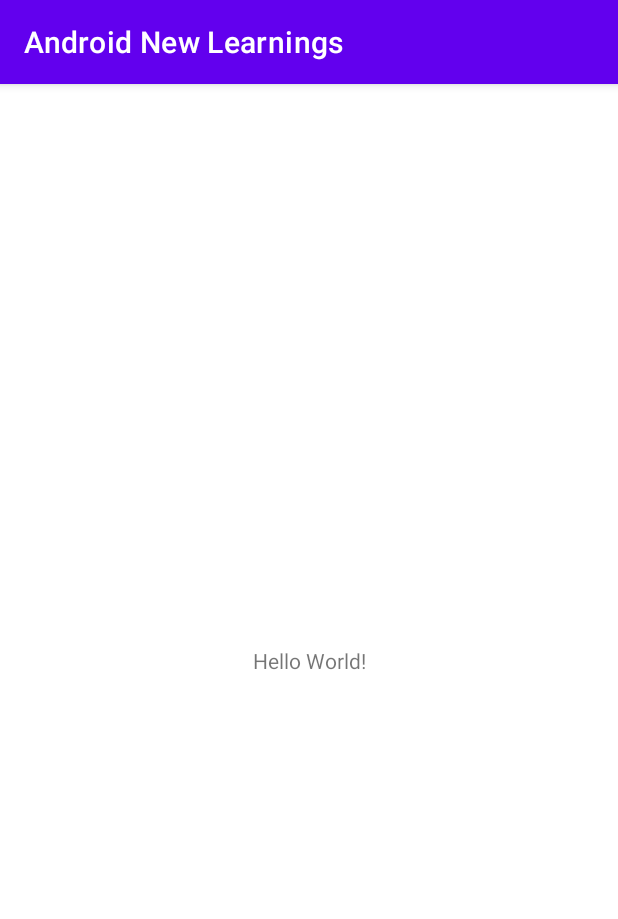
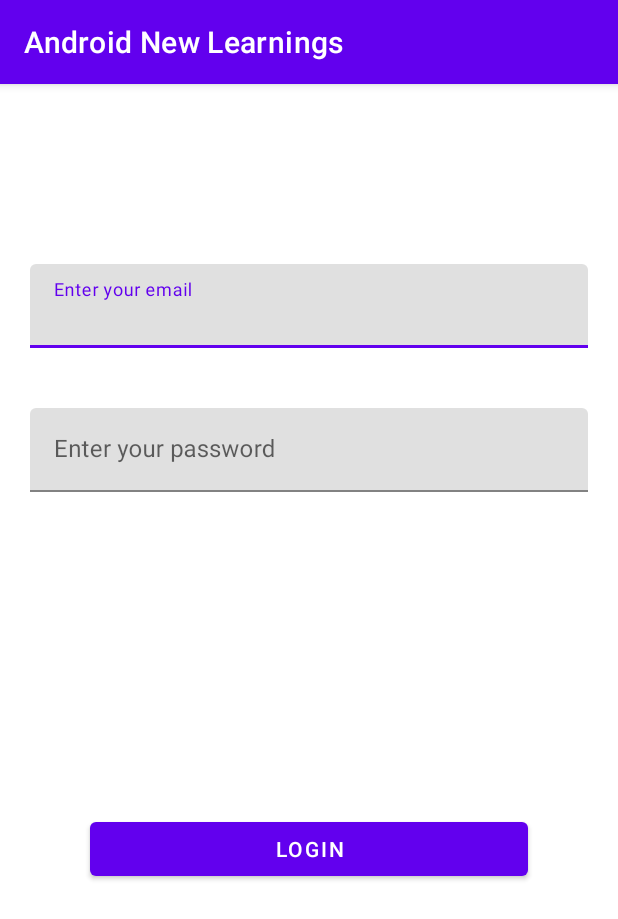
Before and after one commit to RANZN/Android_New_Learnings, an Android app: the screen it shows after launch (MainActivity), on a phone screen of 412 x 824 dp. Shown: the top 919 px of the screen. Run offline under Robolectric (Android 15) with nearby library versions, the phone set to English and light mode, and no system bars; our stand-ins replace data binding.

```diff
--- a/app/src/main/java/dev/ranjan/androidnewlearnings/MainActivity.kt
+++ b/app/src/main/java/dev/ranjan/androidnewlearnings/MainActivity.kt
@@ -1,13 +1,44 @@
 package dev.ranjan.androidnewlearnings
 
 import android.os.Bundle
+import android.widget.Toast
 import androidx.appcompat.app.AppCompatActivity
+import com.google.android.material.textfield.TextInputLayout
+import dev.ranjan.androidnewlearnings.LoginStatus.*
+import dev.ranjan.androidnewlearnings.databinding.ActivityMainBinding
 
 class MainActivity : AppCompatActivity() {
+    private lateinit var binding: ActivityMainBinding
+    private lateinit var database: Database
     override fun onCreate(savedInstanceState: Bundle?) {
         super.onCreate(savedInstanceState)
-        setContentView(R.layout.activity_main)
+        binding = ActivityMainBinding.inflate(layoutInflater)
+        setContentView(binding.root)
+        database = Database()
 
+        binding.loginButton.setOnClickListener {
+            binding.emailLayout.error = null
+            binding.passwordLayout.error = null
+            val loginStatus = database.login(
+                email = binding.email.text.toString(), password = binding.password.text.toString()
+            )
+            when (loginStatus) {
+                SUCCESS -> Toast.makeText(this, SUCCESS.value, Toast.LENGTH_SHORT).show()
+                WRONG_PASSWORD -> showError(WRONG_PASSWORD.value, binding.passwordLayout)
+                USER_NOT_FOUND -> showError(USER_NOT_FOUND.value, binding.emailLayout)
+                ENTER_DETAILS -> showError(
+                    ENTER_DETAILS.value, binding.emailLayout, binding.passwordLayout
+                )
+                ENTER_PASSWORD -> showError(ENTER_PASSWORD.value, binding.passwordLayout)
+                INVALID_EMAIL -> showError(INVALID_EMAIL.value, binding.emailLayout)
+            }
+        }
+    }
 
+    private fun showError(body: String, vararg views: TextInputLayout) {
+        views.forEach { view ->
+            view.error = body
+        }
     }
+
 }
--- a/app/src/main/res/layout/activity_main.xml
+++ b/app/src/main/res/layout/activity_main.xml
@@ -7,19 +7,59 @@
 
     </data>
 
-    <androidx.constraintlayout.widget.ConstraintLayout
+    <ScrollView
         android:layout_width="match_parent"
         android:layout_height="match_parent"
-        tools:context=".MainActivity">
+        android:windowSoftInputMode="adjustPan"
+        android:fillViewport="true">
 
-        <TextView
-            android:layout_width="wrap_content"
+        <androidx.constraintlayout.widget.ConstraintLayout
+            android:layout_width="match_parent"
             android:layout_height="wrap_content"
-            android:text="Hello World!"
-            app:layout_constraintBottom_toBottomOf="parent"
-            app:layout_constraintEnd_toEndOf="parent"
-            app:layout_constraintStart_toStartOf="parent"
-            app:layout_constraintTop_toTopOf="parent" />
+            android:layout_margin="20dp"
+            tools:context=".MainActivity">
 
-    </androidx.constraintlayout.widget.ConstraintLayout>
+
+            <com.google.android.material.textfield.TextInputLayout
+                android:id="@+id/email_layout"
+                android:layout_width="match_parent"
+                android:layout_height="wrap_content"
+                android:layout_marginTop="100dp"
+                android:hint="Enter your email"
+                app:layout_constraintTop_toTopOf="parent">
+
+                <androidx.appcompat.widget.AppCompatEditText
+                    android:id="@+id/email"
+                    android:layout_width="match_parent"
+                    android:layout_height="match_parent" />
+
+            </com.google.android.material.textfield.TextInputLayout>
+
+            <com.google.android.material.textfield.TextInputLayout
+                android:id="@+id/password_layout"
+                android:layout_width="match_parent"
+                android:layout_height="wrap_content"
+                android:layout_marginTop="40dp"
+                android:hint="Enter your password"
+                app:layout_constraintTop_toBottomOf="@id/email_layout">
+
+                <androidx.appcompat.widget.AppCompatEditText
+                    android:id="@+id/password"
+                    android:layout_width="match_parent"
+                    android:layout_height="match_parent" />
+
+            </com.google.android.material.textfield.TextInputLayout>
+
+            <com.google.android.material.button.MaterialButton
+                android:id="@+id/login_button"
+                android:layout_width="match_parent"
+                android:layout_height="wrap_content"
+                android:layout_marginHorizontal="40dp"
+                android:text="Login"
+                app:layout_constraintBottom_toBottomOf="parent"
+                app:layout_constraintTop_toBottomOf="@id/password_layout" />
+
+
+        </androidx.constraintlayout.widget.ConstraintLayout>
+    </ScrollView>
 </layout>
--- a/build.gradle
+++ b/build.gradle
@@ -1,6 +1,6 @@
 // Top-level build file where you can add configuration options common to all sub-projects/modules.
 plugins {
-    id 'com.android.application' version '7.3.1' apply false
-    id 'com.android.library' version '7.3.1' apply false
+    id 'com.android.application' version '7.4.0' apply false
+    id 'com.android.library' version '7.4.0' apply false
     id 'org.jetbrains.kotlin.android' version '1.7.20' apply false
 }
```
Also changed, not shown: app/src/main/java/dev/ranjan/androidnewlearnings/Database.kt (added, +37 -0 lines), gradle/wrapper/gradle-wrapper.properties, 1 other file.
